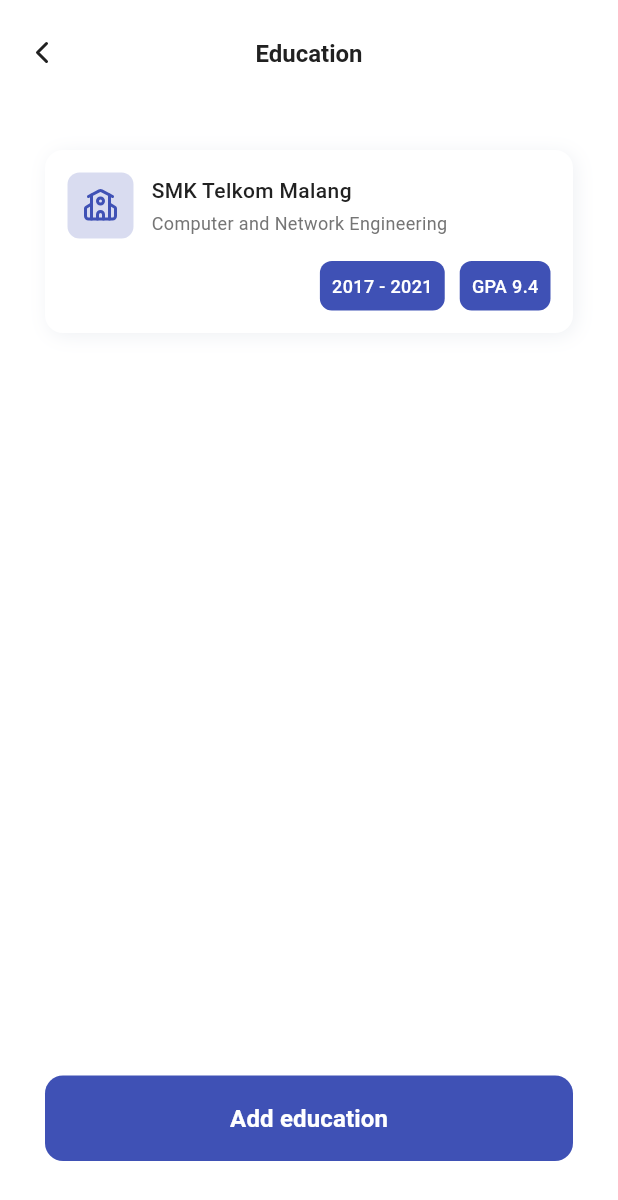
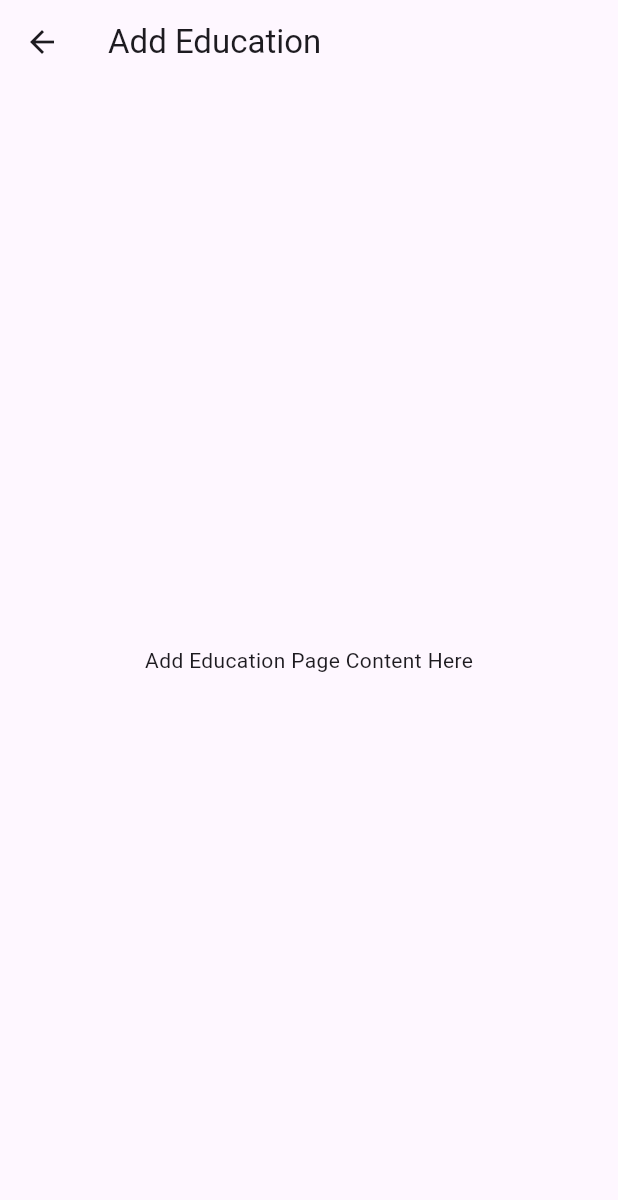
Before and after one commit to RyoHariyono/JobHub_JobSeeker_UKK, a Flutter app: the EducationPage screen opened by its route, after a tap on "Add education", on a phone screen of 412 x 824 dp. Shown: the top 1200 px of the screen. Run offline on Flutter 3.47's test engine with Material 3 defaults, Android fonts, the phone set to English and light mode, and no system bars; our stand-ins replace card_loading, file_picker, go_router, lucide_icons_flutter, toastification; missing offline and left inert: dashed_border.

Commit message:
feat: :rocket: Creating add education base page

```diff
--- /dev/null
+++ b/lib/app/modules/profile/education/add_education_page.dart
@@ -0,0 +1,13 @@
+import 'package:flutter/material.dart';
+
+class AddEducationPage extends StatelessWidget {
+  const AddEducationPage({super.key});
+
+  @override
+  Widget build(BuildContext context) {
+    return Scaffold(
+      appBar: AppBar(title: Text('Add Education')),
+      body: Center(child: Text('Add Education Page Content Here')),
+    );
+  }
+}
--- a/lib/app/modules/profile/education_page.dart
+++ b/lib/app/modules/profile/education/education_page.dart
@@ -170,7 +170,7 @@
             ),
             elevation: 0,
           ),
-          onPressed: () {},
+          onPressed: () => context.go('/education/add-education'),
           child: Text(
             "Add education",
             style: TextStyle(
--- a/lib/routing/app_router.dart
+++ b/lib/routing/app_router.dart
@@ -7,7 +7,8 @@
 import 'package:jobhub_jobseeker_ukk/app/modules/jobs/job_list_page.dart';
 import 'package:jobhub_jobseeker_ukk/app/modules/notification/notification_paga.dart';
 import 'package:jobhub_jobseeker_ukk/app/modules/profile/application_history_page.dart';
-import 'package:jobhub_jobseeker_ukk/app/modules/profile/education_page.dart';
+import 'package:jobhub_jobseeker_ukk/app/modules/profile/education/add_education_page.dart';
+import 'package:jobhub_jobseeker_ukk/app/modules/profile/education/education_page.dart';
 import 'package:jobhub_jobseeker_ukk/app/modules/profile/profile_edit_page.dart';
 import 'package:jobhub_jobseeker_ukk/app/modules/profile/profile_page.dart';
 import 'package:jobhub_jobseeker_ukk/app/modules/profile/upload_cv_page.dart';
@@ -152,6 +153,13 @@
         path: '/education',
         name: 'education',
         builder: (context, state) => EducationPage(),
+        routes: [
+          GoRoute(
+            path: '/add-education',
+            name: 'add-education',
+            builder: (context, state) => AddEducationPage(),
+          ),
+        ],
       ),
     ],
   );
```
